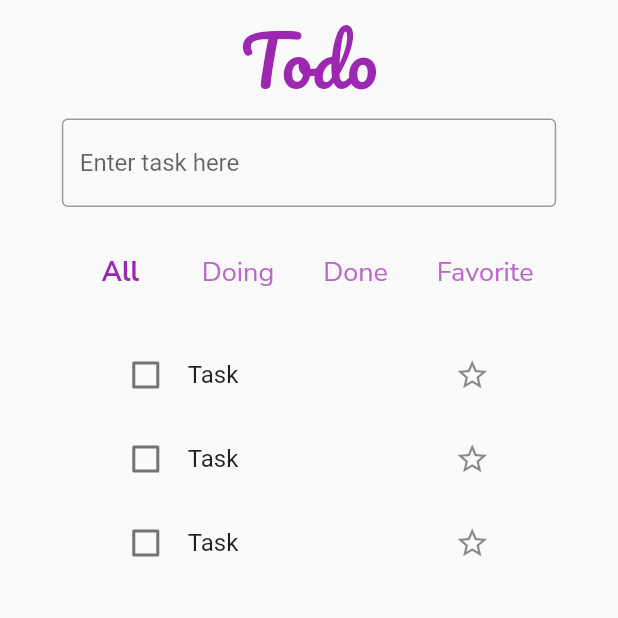
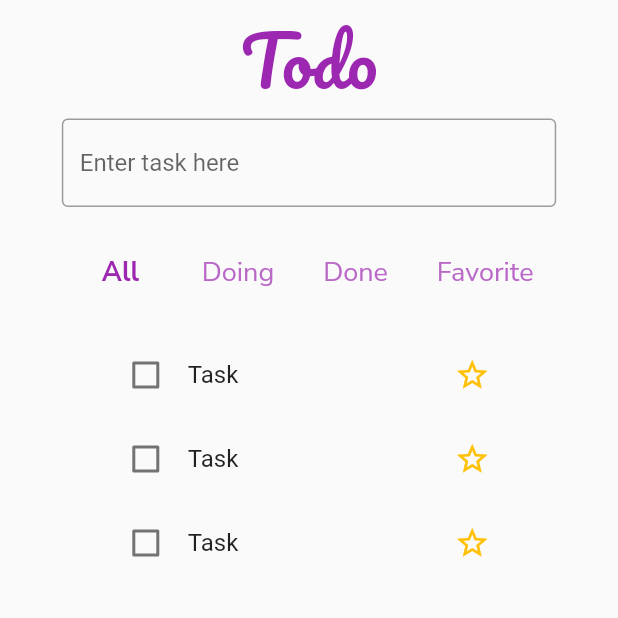
Before and after one commit to rajbahakdanyu/riverpod_cc, a Flutter app: the screen it shows after launch, on a phone screen of 412 x 824 dp, the top half of it. Run offline on Flutter 3.47's test engine with Material 2 defaults, Android fonts, the phone set to English and light mode, and no system bars; our stand-ins replace flutter_riverpod, google_fonts, riverpod.

Commit message:
Added color to favorite star

```diff
--- a/lib/screens/home.dart
+++ b/lib/screens/home.dart
@@ -191,7 +191,10 @@ class TodoItem extends ConsumerWidget {
                 todo.id,
               );
         },
-        icon: Icon(todo.favorited ? Icons.star : Icons.star_border),
+        icon: Icon(
+          todo.favorited ? Icons.star : Icons.star_border,
+          color: Colors.amber,
+        ),
       ),
       horizontalTitleGap: 4,
     );
```
